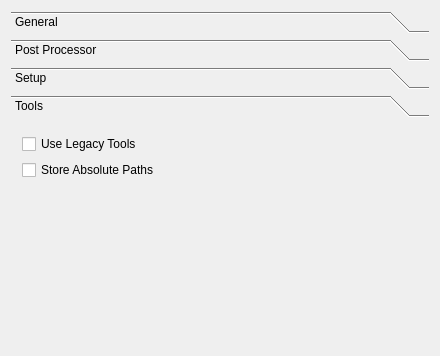
Above: src/Mod/Path/Gui/Resources/preferences/PathJob.ui from berndhahnebach/All_FreeCAD before the change; both pictures show x 0 to 440 and y 0 to 356 of the 440 by 669 pixel window. Below: the same form after it.
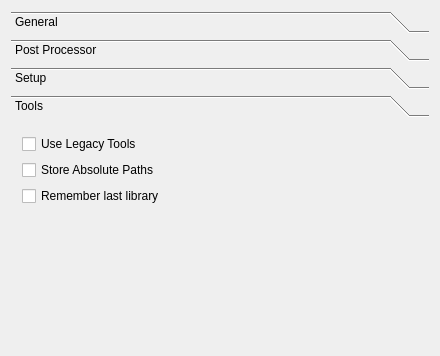
That is the form after the change. The open tabs and pages were chosen to show the change. Custom widgets are drawn as their Qt base class.

```diff
--- a/src/Mod/Path/Gui/Resources/preferences/PathJob.ui
+++ b/src/Mod/Path/Gui/Resources/preferences/PathJob.ui
@@ -625,8 +625,8 @@
        <rect>
         <x>0</x>
         <y>0</y>
-        <width>412</width>
-        <height>461</height>
+        <width>424</width>
+        <height>537</height>
        </rect>
       </property>
       <attribute name="label">
@@ -653,6 +653,13 @@
          </property>
         </widget>
        </item>
+       <item>
+        <widget class="QCheckBox" name="checkBox">
+         <property name="text">
+          <string>Remember last library</string>
+         </property>
+        </widget>
+       </item>
        <item>
         <spacer name="verticalSpacer_4">
          <property name="orientation">
```
Left out of the diff: 12 changed lines with no effect on the pictures.
